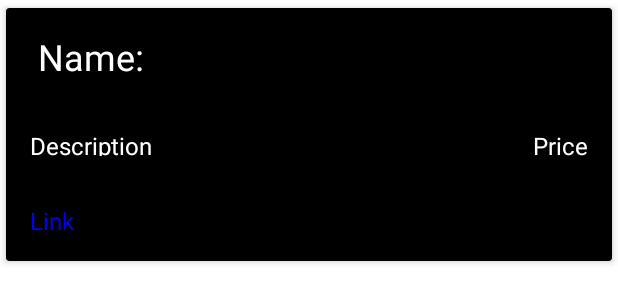
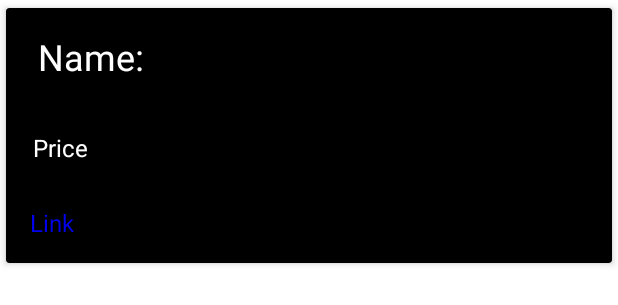
Before and after one commit to EthanDeGuzman/ProductFinder, an Android app: the layout my_row.xml on its own in the app's theme, with its tools: preview values and no code run, on a phone screen of 412 x 824 dp. Shown: the top 305 px of the screen. Run offline under Robolectric (Android 15) with nearby library versions, the phone set to English and light mode, and no system bars; network calls fail.

```diff
--- a/app/src/main/java/edu/edeguzman/productfinder/MainActivity.java
+++ b/app/src/main/java/edu/edeguzman/productfinder/MainActivity.java
@@ -103,6 +103,7 @@ public class MainActivity extends AppCompatActivity {
             public void surfaceDestroyed(SurfaceHolder holder) {
                 cameraSource.stop();
             }
+
         });
 
 
@@ -157,6 +158,7 @@ public class MainActivity extends AppCompatActivity {
                                 name = jsonObject.getString("name");
 
                                 barcodeText.setText(name);
+
                                 //Show the product name first to make sure it is correct
                                 showProductName();
                             } catch (JSONException e) {
@@ -213,6 +215,7 @@ public class MainActivity extends AppCompatActivity {
             @Override
             public void onClick(DialogInterface dialog, int which) {
                 dialog.cancel();
+                initialiseDetectorsAndSources();
             }
         });
 
--- a/app/src/main/res/layout/my_row.xml
+++ b/app/src/main/res/layout/my_row.xml
@@ -47,24 +47,17 @@
 
 
             <TextView
-                android:id="@+id/myDescView"
-                android:layout_width="wrap_content"
-                android:layout_height="wrap_content"
-                android:maxHeight="50dp"
-                android:padding="16dp"
-                android:text="Description"
-                android:textColor="@color/white"
-                android:textSize="16sp" />
-
-            <TextView
                 android:id="@+id/myPriceView"
-                android:layout_width="wrap_content"
+                android:layout_width="402dp"
                 android:layout_height="wrap_content"
 
 
+                android:layout_alignParentTop="true"
+                android:layout_alignParentRight="true"
+                android:layout_marginTop="1dp"
+                android:layout_marginRight="0dp"
                 android:maxHeight="50dp"
                 android:padding="16dp"
-                android:layout_alignParentRight="true"
                 android:text="Price"
                 android:textColor="@color/white"
                 android:textSize="16sp" />
```
Also changed, not shown: app/src/main/java/edu/edeguzman/productfinder/Results.java (+21 -0 lines), app/src/main/java/edu/edeguzman/productfinder/SearchResults.java (+44 -7 lines).
